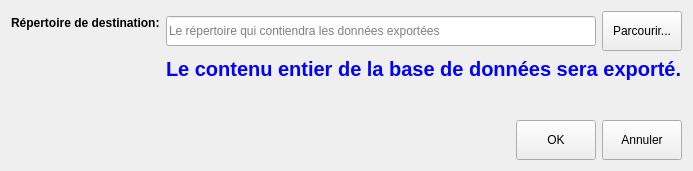
Qt form python/resources/ui/ExportCSV.ui (introlab/OpenIMU) before a commit.
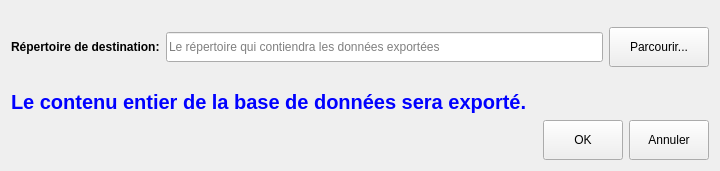
The same form after that commit.

```diff
--- a/python/resources/ui/ExportCSV.ui
+++ b/python/resources/ui/ExportCSV.ui
@@ -6,7 +6,7 @@
    <rect>
     <x>0</x>
     <y>0</y>
-    <width>640</width>
+    <width>720</width>
     <height>171</height>
    </rect>
   </property>
@@ -24,6 +24,12 @@
      </property>
      <item row="1" column="0">
       <widget class="QLabel" name="lblDestDir">
+       <property name="sizePolicy">
+        <sizepolicy hsizetype="Preferred" vsizetype="Expanding">
+         <horstretch>0</horstretch>
+         <verstretch>0</verstretch>
+        </sizepolicy>
+       </property>
        <property name="font">
         <font>
          <weight>75</weight>
@@ -63,7 +69,7 @@
         <widget class="QPushButton" name="dirButton">
          <property name="minimumSize">
           <size>
-           <width>0</width>
+           <width>100</width>
            <height>40</height>
           </size>
          </property>
@@ -80,7 +86,9 @@
        </item>
       </layout>
      </item>
-     <item row="2" column="1">
+    </layout>
+   </item>
+   <item>
       <widget class="QLabel" name="label_2">
        <property name="sizePolicy">
         <sizepolicy hsizetype="Expanding" vsizetype="Preferred">
@@ -102,8 +110,6 @@
         <string>Le contenu entier de la base de données sera exporté.</string>
        </property>
       </widget>
-     </item>
-    </layout>
    </item>
    <item>
     <layout class="QHBoxLayout" name="horizontalLayout_3">
```
Lines whose indentation alone changed are shown as unchanged.
